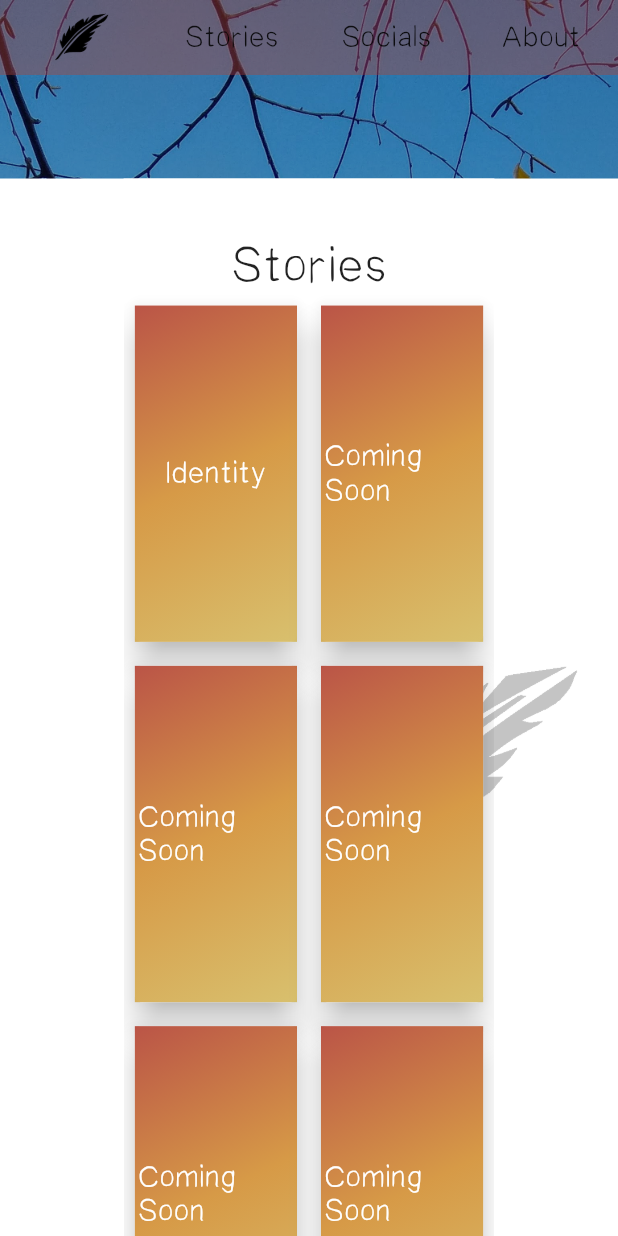
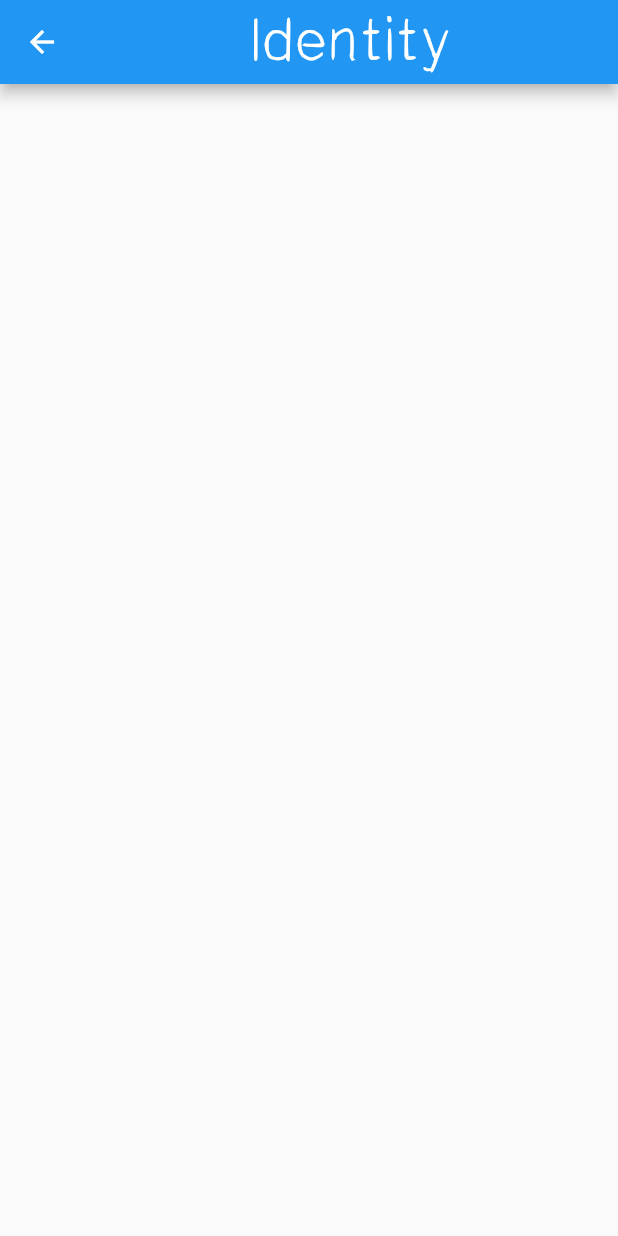
Before and after one commit to coldfiction/coldfiction_develop.github.io, a Flutter app: the screen it shows after launch, after a tap on "Stories", after a tap on "Identity", on a phone screen of 412 x 824 dp. Run offline on Flutter 3.47's test engine with Material 2 defaults, Android fonts, the phone set to English and light mode, and no system bars; our stand-ins replace google_fonts.

Commit message:
Added a pageRoute to the story view

```diff
--- a/lib/models/Story.dart
+++ b/lib/models/Story.dart
@@ -3,17 +3,20 @@ import 'package:flutter/material.dart';
 class Story {
   String title;
   Image image;
-  Story(String title) {
+  String content;
+  Story(String title, String content) {
     this.title = title;
+    this.content = content;
   }
+
 }
 
 //Story titles
 final stories = <Story>[
-  Story("Identity"),
-  Story("Coming Soon"),
-  Story("Coming Soon"),
-  Story("Coming Soon"),
-  Story("Coming Soon"),
-  Story("Coming Soon"),
+  Story("Identity","" ),
+  Story("Coming Soon", ""),
+  Story("Coming Soon", ""),
+  Story("Coming Soon",""),
+  Story("Coming Soon",""),
+  Story("Coming Soon",""),
 ];
--- /dev/null
+++ b/lib/views/StoryDisplayView/story_display_view.dart
@@ -0,0 +1,22 @@
+import 'package:flutter/material.dart';
+import 'package:coldfiction/models/Story.dart';
+
+class StoryDisplayView extends StatelessWidget{
+  final Story story;
+  StoryDisplayView(this.story);
+  @override
+  Widget build(BuildContext context) {
+    return Scaffold(
+      //Heading
+      appBar: AppBar(title: Center(
+        child: Text(story.title, style:TextStyle(
+                              color: Colors.white,
+                              fontSize: 50,
+                            ),),
+      )),
+      //Content
+      body: Center(child: Text(story.content, style: TextStyle(color: Colors.black),),),
+    );
+  }
+
+}
--- a/lib/widgets/StoriesHolder/stories_holder.dart
+++ b/lib/widgets/StoriesHolder/stories_holder.dart
@@ -1,3 +1,4 @@
+import 'package:coldfiction/views/StoryDisplayView/story_display_view.dart';
 import 'package:flutter/material.dart';
 
 import '../../models/Story.dart';
@@ -95,7 +96,9 @@ class StoriesHolder extends StatelessWidget {
                   color: Colors.transparent,
                   child: InkWell(
                     //Ink effect widget
-                    onTap: () {},
+                    onTap: (){
+                      _navigate_to_story(stories[i],context);
+                    },
                     // highlightColor: Colors.green,
                     // splashColor: Colors.white,
                     child: Center(
@@ -120,4 +123,12 @@ class StoriesHolder extends StatelessWidget {
 
     return cards;
   }
+
+  _navigate_to_story(Story story, BuildContext context){
+    if(story.title != "Coming Soon"){
+      Navigator.of(context).push(MaterialPageRoute(builder: (BuildContext context){
+            return StoryDisplayView(story);
+      }));
+    }
+  }
 }
```
